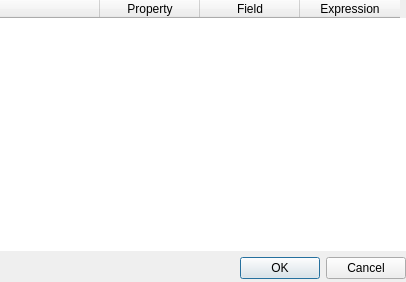
Above: src/ui/qgsdatadefinedsymboldialogbase.ui from qgis/QGIS before the change. Below: the same form after it.
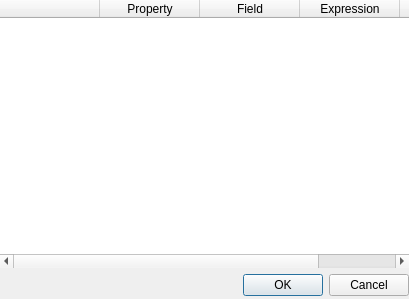
That is the form after the change.

Commit message: Add help text in data defined dialog

```diff
--- a/src/ui/qgsdatadefinedsymboldialogbase.ui
+++ b/src/ui/qgsdatadefinedsymboldialogbase.ui
@@ -6,8 +6,8 @@
    <rect>
     <x>0</x>
     <y>0</y>
-    <width>406</width>
-    <height>282</height>
+    <width>409</width>
+    <height>299</height>
    </rect>
   </property>
   <property name="windowTitle">
@@ -87,6 +87,11 @@
        <string>Expression</string>
       </property>
      </column>
+     <column>
+      <property name="text">
+       <string>Help</string>
+      </property>
+     </column>
     </widget>
    </item>
   </layout>
```
The commit also changes 3 other files.
